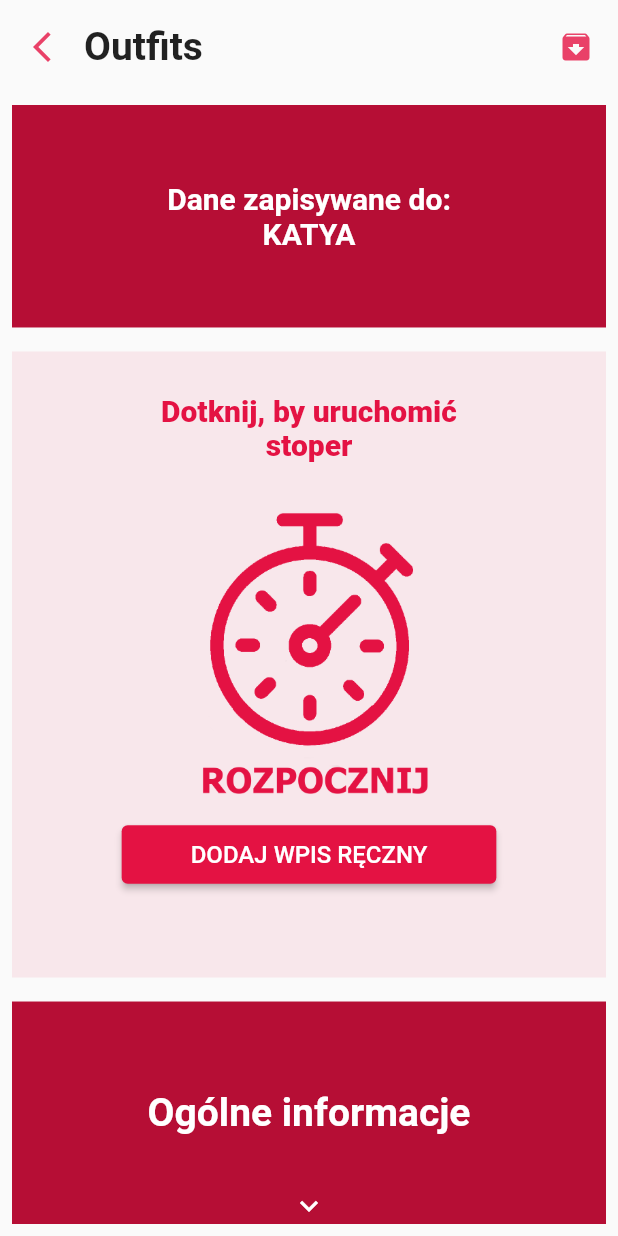
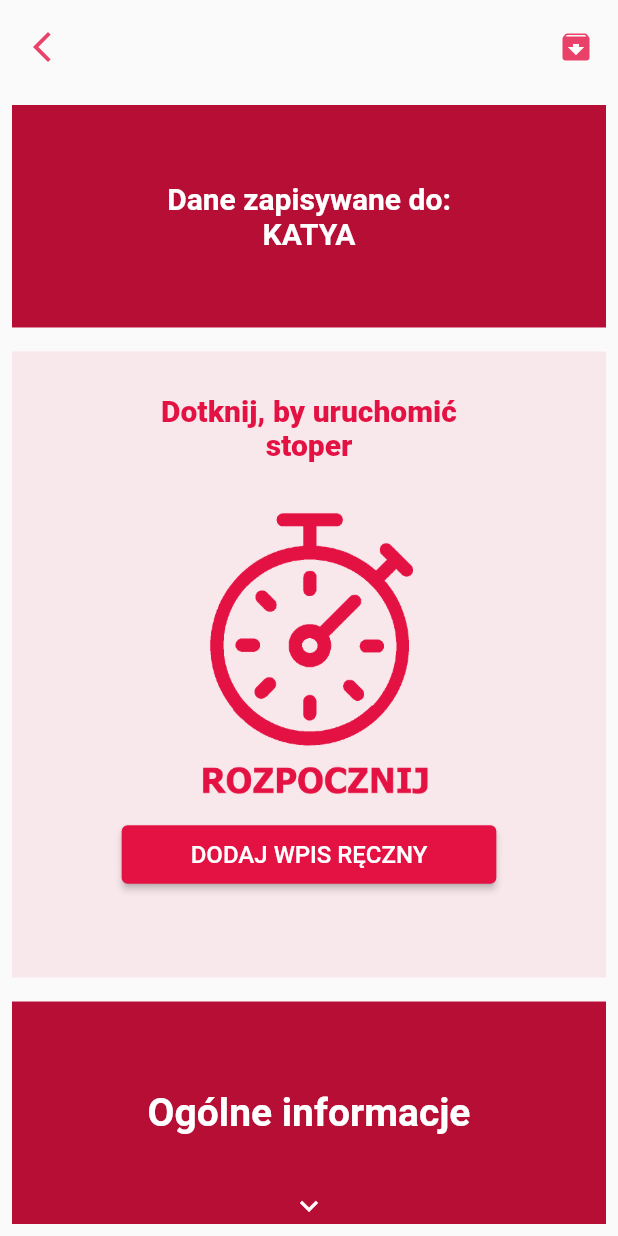
Before and after one commit to Zalezny/outfit_flutter, a Flutter app: the StopwatchPager screen opened directly with empty values, on a phone screen of 412 x 824 dp. Run offline on Flutter 3.47's test engine with Material 2 defaults, Android fonts, the phone set to English and light mode, and no system bars; our stand-ins replace bloc, flutter_bloc, get_it, injectable, shared_preferences; accounts and stored records are empty; network calls fail.

Commit message:
dynamic title in stopwatch page

```diff
--- a/lib/pages/stopwatch_page/widgets/stopwatch_top_row.dart
+++ b/lib/pages/stopwatch_page/widgets/stopwatch_top_row.dart
@@ -25,7 +25,7 @@ class StopwatchTopRow extends StatelessWidget {
               Padding(
                 padding: const EdgeInsets.only(left: 16.0),
                 child: Text(
-                  "Outfits",
+                  title,
                   style: Theme.of(context).textTheme.titleLarge,
                 ),
               ),
```
